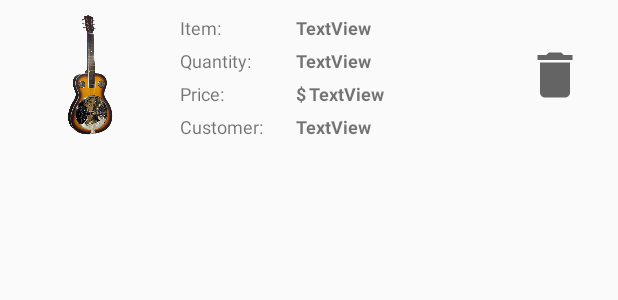
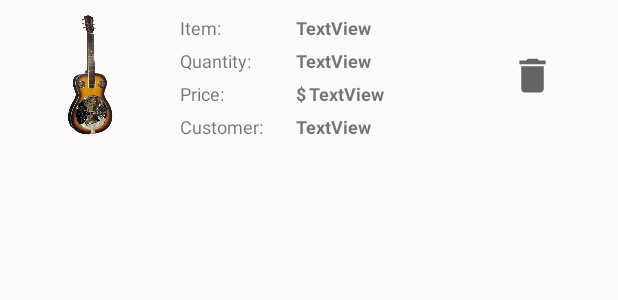
Before and after one commit to mmh-dev/Musical_Instruments_Shop, an Android app: the layout list_item.xml on its own in the app's theme, with its tools: preview values and no code run, on a phone screen of 412 x 824 dp. Shown: the top 300 px of the screen. Run offline under Robolectric (Android 15) with nearby library versions, the phone set to English and light mode, and no system bars.

```diff
--- a/app/src/main/java/com/example/musicalinstrumentsshop/OrderActivity.java
+++ b/app/src/main/java/com/example/musicalinstrumentsshop/OrderActivity.java
@@ -8,6 +8,7 @@ import android.net.Uri;
 import android.os.Bundle;
 import android.view.View;
 import android.widget.Button;
+import android.widget.ImageButton;
 import android.widget.ListView;
 import android.widget.TextView;
 
@@ -24,6 +25,7 @@ public class OrderActivity extends AppCompatActivity {
     ListView listView;
     TextView emptyCart;
     Button proceed;
+    ImageButton removeBtn;
     private int status;
     String[] addresses = {"mmh@mail.ru, murod.hodjaev@gmail.com"};
     String subject = "Musical Instruments Shop order details";
@@ -36,6 +38,7 @@ public class OrderActivity extends AppCompatActivity {
         listView = findViewById(R.id.listView);
         emptyCart = findViewById(R.id.emptyCart);
         proceed = findViewById(R.id.proceed);
+        removeBtn = findViewById(R.id.removeBtn);
 
         // creating custom adapter
         ActionBar actionBar = getSupportActionBar();
--- a/app/src/main/res/drawable/ic_baseline_delete_24.xml
+++ b/app/src/main/res/drawable/ic_baseline_delete_24.xml
@@ -1,6 +1,6 @@
 <vector xmlns:android="http://schemas.android.com/apk/res/android"
-    android:width="40dp"
-    android:height="40dp"
+    android:width="30dp"
+    android:height="30dp"
     android:viewportWidth="24"
     android:viewportHeight="24"
     android:tint="?attr/colorControlNormal">
--- a/app/src/main/res/layout/list_item.xml
+++ b/app/src/main/res/layout/list_item.xml
@@ -1,5 +1,6 @@
 <?xml version="1.0" encoding="utf-8"?>
-<androidx.constraintlayout.widget.ConstraintLayout xmlns:android="http://schemas.android.com/apk/res/android"
+<androidx.constraintlayout.widget.ConstraintLayout
+    xmlns:android="http://schemas.android.com/apk/res/android"
     xmlns:app="http://schemas.android.com/apk/res-auto"
     xmlns:tools="http://schemas.android.com/tools"
     android:layout_width="match_parent"
@@ -58,10 +59,10 @@
         app:layout_constraintStart_toEndOf="@+id/textView6" />
 
     <ImageButton
-        android:id="@+id/button"
+        android:id="@+id/removeBtn"
         android:layout_width="wrap_content"
         android:layout_height="wrap_content"
-        android:layout_marginStart="250dp"
+        android:layout_marginStart="240dp"
         android:background="#00FFFFFF"
         android:src="@drawable/ic_baseline_delete_24"
         app:layout_constraintBottom_toBottomOf="parent"
```
